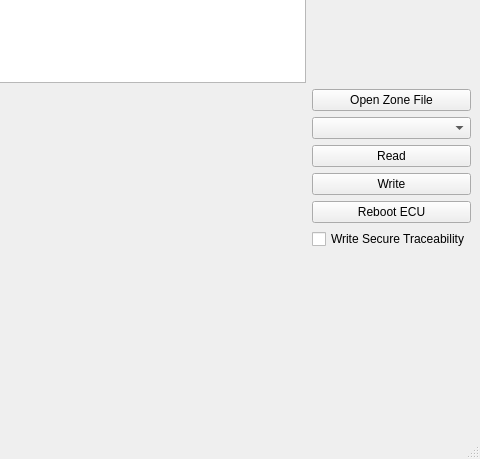
This is PyPSADiag.ui in Barracuda09/PyPSADiag as Qt 5 draws it before an edit; both pictures show x 582 to 1062 and y 314 to 773 of the 1062 by 773 pixel window. The edited form follows.
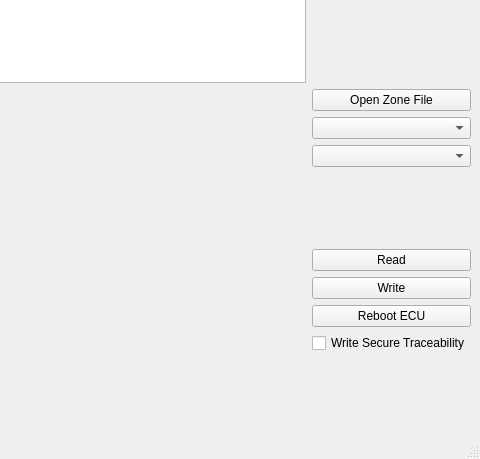
This is the edited form.

Commit message: Add: Support for mutliple ECU keys in JSON file

```diff
--- a/PyPSADiag.ui
+++ b/PyPSADiag.ui
@@ -86,6 +86,22 @@
         <item>
          <widget class="QComboBox" name="ecuComboBox"/>
         </item>
+        <item>
+         <widget class="QComboBox" name="ecuKeyComboBox"/>
+        </item>
+        <item>
+         <spacer name="verticalSpacer_5">
+          <property name="orientation">
+           <enum>Qt::Orientation::Vertical</enum>
+          </property>
+          <property name="sizeHint" stdset="0">
+           <size>
+            <width>20</width>
+            <height>40</height>
+           </size>
+          </property>
+         </spacer>
+        </item>
         <item>
          <widget class="QPushButton" name="readZone">
           <property name="text">
```
Left out of the diff: 18 changed lines with no effect on the pictures. The commit also changes 2 other files.
